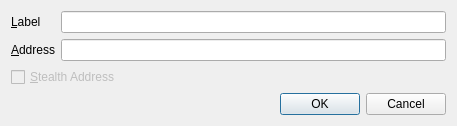
Old version of the form src/qt/forms/editaddressdialog.ui in the repository his001/LGC.
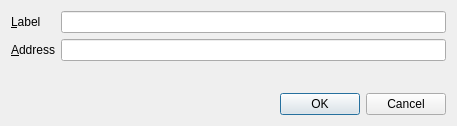
New version of the form.

Diff of the .ui file:
```diff
--- a/src/qt/forms/editaddressdialog.ui
+++ b/src/qt/forms/editaddressdialog.ui
@@ -53,16 +53,6 @@
        </property>
       </widget>
      </item>
-     <item row="2" column="0" colspan="2">
-      <widget class="QCheckBox" name="stealthCB">
-       <property name="enabled">
-        <bool>false</bool>
-       </property>
-       <property name="text">
-        <string>&amp;Stealth Address</string>
-       </property>
-      </widget>
-     </item>
     </layout>
    </item>
    <item>
```
